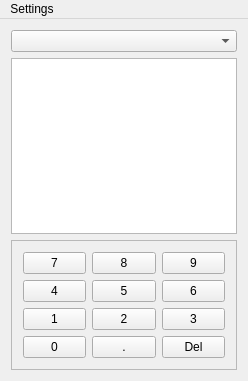
First picture: the form in mainwindow.ui, repository joaodeus/yuc, before the edit.
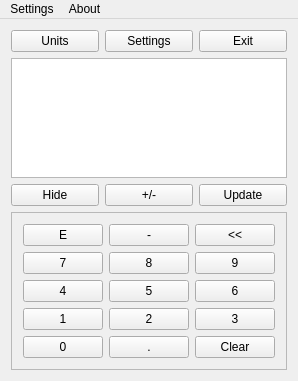
Second picture: the form after the edit.

Patch:
```diff
--- a/mainwindow.ui
+++ b/mainwindow.ui
@@ -6,7 +6,7 @@
    <rect>
     <x>0</x>
     <y>0</y>
-    <width>248</width>
+    <width>275</width>
     <height>381</height>
    </rect>
   </property>
@@ -18,11 +18,8 @@
   </property>
   <widget class="QWidget" name="centralWidget">
    <layout class="QGridLayout" name="gridLayout_2">
-    <item row="0" column="0">
-     <widget class="QComboBox" name="comboBox_categories"/>
-    </item>
-    <item row="2" column="0">
-     <widget class="QFrame" name="frame">
+    <item row="5" column="0" colspan="3">
+     <widget class="QFrame" name="frame_keypad">
       <property name="frameShape">
        <enum>QFrame::StyledPanel</enum>
       </property>
@@ -30,7 +27,7 @@
        <enum>QFrame::Raised</enum>
       </property>
       <layout class="QGridLayout" name="gridLayout">
-       <item row="3" column="0">
+       <item row="5" column="0">
         <widget class="QPushButton" name="pushButton_0">
          <property name="sizePolicy">
           <sizepolicy hsizetype="Ignored" vsizetype="Maximum">
@@ -46,23 +43,23 @@
          </property>
         </widget>
        </item>
-       <item row="1" column="1">
-        <widget class="QPushButton" name="pushButton_5">
-         <property name="sizePolicy">
-          <sizepolicy hsizetype="Ignored" vsizetype="Maximum">
-           <horstretch>0</horstretch>
-           <verstretch>0</verstretch>
-          </sizepolicy>
-         </property>
-         <property name="text">
-          <string>5</string>
-         </property>
-         <property name="shortcut">
-          <string>5</string>
-         </property>
-        </widget>
-       </item>
        <item row="3" column="1">
+        <widget class="QPushButton" name="pushButton_5">
+         <property name="sizePolicy">
+          <sizepolicy hsizetype="Ignored" vsizetype="Maximum">
+           <horstretch>0</horstretch>
+           <verstretch>0</verstretch>
+          </sizepolicy>
+         </property>
+         <property name="text">
+          <string>5</string>
+         </property>
+         <property name="shortcut">
+          <string>5</string>
+         </property>
+        </widget>
+       </item>
+       <item row="5" column="1">
         <widget class="QPushButton" name="pushButton_dot">
          <property name="sizePolicy">
           <sizepolicy hsizetype="Ignored" vsizetype="Maximum">
@@ -78,24 +75,8 @@
          </property>
         </widget>
        </item>
-       <item row="1" column="2">
-        <widget class="QPushButton" name="pushButton_6">
-         <property name="sizePolicy">
-          <sizepolicy hsizetype="Ignored" vsizetype="Maximum">
-           <horstretch>0</horstretch>
-           <verstretch>0</verstretch>
-          </sizepolicy>
-         </property>
-         <property name="text">
-          <string>6</string>
-         </property>
-         <property name="shortcut">
-          <string>6</string>
-         </property>
-        </widget>
-       </item>
        <item row="3" column="2">
-        <widget class="QPushButton" name="pushButton_del">
+        <widget class="QPushButton" name="pushButton_6">
          <property name="sizePolicy">
           <sizepolicy hsizetype="Ignored" vsizetype="Maximum">
            <horstretch>0</horstretch>
@@ -103,14 +84,14 @@
           </sizepolicy>
          </property>
          <property name="text">
-          <string>Del</string>
+          <string>6</string>
          </property>
          <property name="shortcut">
           <string>Backspace</string>
          </property>
         </widget>
        </item>
-       <item row="0" column="1">
+       <item row="2" column="1">
         <widget class="QPushButton" name="pushButton_8">
          <property name="sizePolicy">
           <sizepolicy hsizetype="Ignored" vsizetype="Maximum">
@@ -126,7 +107,7 @@
          </property>
         </widget>
        </item>
-       <item row="2" column="2">
+       <item row="4" column="2">
         <widget class="QPushButton" name="pushButton_3">
          <property name="sizePolicy">
           <sizepolicy hsizetype="Ignored" vsizetype="Maximum">
@@ -142,7 +123,7 @@
          </property>
         </widget>
        </item>
-       <item row="0" column="0">
+       <item row="2" column="0">
         <widget class="QPushButton" name="pushButton_7">
          <property name="sizePolicy">
           <sizepolicy hsizetype="Ignored" vsizetype="Maximum">
@@ -161,7 +142,7 @@
          </property>
         </widget>
        </item>
-       <item row="0" column="2">
+       <item row="2" column="2">
         <widget class="QPushButton" name="pushButton_9">
          <property name="sizePolicy">
           <sizepolicy hsizetype="Ignored" vsizetype="Maximum">
@@ -177,7 +158,7 @@
          </property>
         </widget>
        </item>
-       <item row="1" column="0">
+       <item row="3" column="0">
         <widget class="QPushButton" name="pushButton_4">
          <property name="sizePolicy">
           <sizepolicy hsizetype="Ignored" vsizetype="Maximum">
@@ -193,7 +174,7 @@
          </property>
         </widget>
        </item>
-       <item row="2" column="0">
+       <item row="4" column="0">
         <widget class="QPushButton" name="pushButton_1">
          <property name="sizePolicy">
           <sizepolicy hsizetype="Ignored" vsizetype="Maximum">
@@ -209,7 +190,7 @@
          </property>
         </widget>
        </item>
-       <item row="2" column="1">
+       <item row="4" column="1">
         <widget class="QPushButton" name="pushButton_2">
          <property name="sizePolicy">
           <sizepolicy hsizetype="Ignored" vsizetype="Maximum">
@@ -225,11 +206,127 @@
          </property>
         </widget>
        </item>
+       <item row="1" column="0">
+        <widget class="QPushButton" name="pushButton_E">
+         <property name="text">
+          <string>E</string>
+         </property>
+         <property name="shortcut">
+          <string>E</string>
+         </property>
+        </widget>
+       </item>
+       <item row="1" column="1">
+        <widget class="QPushButton" name="pushButton_minus">
+         <property name="text">
+          <string>-</string>
+         </property>
+         <property name="shortcut">
+          <string>-</string>
+         </property>
+        </widget>
+       </item>
+       <item row="1" column="2">
+        <widget class="QPushButton" name="pushButton_del">
+         <property name="sizePolicy">
+          <sizepolicy hsizetype="Ignored" vsizetype="Maximum">
+           <horstretch>0</horstretch>
+           <verstretch>0</verstretch>
+          </sizepolicy>
+         </property>
+         <property name="text">
+          <string>&lt;&lt;</string>
+         </property>
+         <property name="shortcut">
+          <string>Backspace</string>
+         </property>
+        </widget>
+       </item>
+       <item row="5" column="2">
+        <widget class="QPushButton" name="pushButton_clear">
+         <property name="text">
+          <string>Clear</string>
+         </property>
+         <property name="shortcut">
+          <string>C</string>
+         </property>
+        </widget>
+       </item>
       </layout>
      </widget>
     </item>
-    <item row="1" column="0">
-     <widget class="QTableWidget" name="tableWidget_units_results"/>
+    <item row="3" column="0" colspan="3">
+     <widget class="QTableWidget" name="tableWidget_units_results">
+      <property name="horizontalScrollBarPolicy">
+       <enum>Qt::ScrollBarAlwaysOff</enum>
+      </property>
+      <property name="sortingEnabled">
+       <bool>true</bool>
+      </property>
+     </widget>
+    </item>
+    <item row="0" column="0">
+     <widget class="QPushButton" name="pushButton_categories">
+      <property name="sizePolicy">
+       <sizepolicy hsizetype="Minimum" vsizetype="Fixed">
+        <horstretch>0</horstretch>
+        <verstretch>0</verstretch>
+       </sizepolicy>
+      </property>
+      <property name="text">
+       <string>Units</string>
+      </property>
+      <property name="shortcut">
+       <string>U</string>
+      </property>
+     </widget>
+    </item>
+    <item row="4" column="1">
+     <widget class="QPushButton" name="pushButton_plus_minus">
+      <property name="text">
+       <string>+/-</string>
+      </property>
+      <property name="shortcut">
+       <string>+</string>
+      </property>
+     </widget>
+    </item>
+    <item row="4" column="2">
+     <widget class="QPushButton" name="pushButton_update">
+      <property name="text">
+       <string>Update</string>
+      </property>
+      <property name="shortcut">
+       <string>F5</string>
+      </property>
+     </widget>
+    </item>
+    <item row="4" column="0">
+     <widget class="QPushButton" name="pushButton_show_hide">
+      <property name="text">
+       <string>Hide</string>
+      </property>
+      <property name="shortcut">
+       <string>H</string>
+      </property>
+     </widget>
+    </item>
+    <item row="0" column="1">
+     <widget class="QPushButton" name="pushButton_settings">
+      <property name="text">
+       <string>Settings</string>
+      </property>
+      <property name="shortcut">
+       <string>S</string>
+      </property>
+     </widget>
+    </item>
+    <item row="0" column="2">
+     <widget class="QPushButton" name="pushButton_exit">
+      <property name="text">
+       <string>Exit</string>
+      </property>
+     </widget>
     </item>
    </layout>
   </widget>
@@ -238,17 +335,25 @@
     <rect>
      <x>0</x>
      <y>0</y>
-     <width>248</width>
+     <width>275</width>
      <height>21</height>
     </rect>
    </property>
-   <widget class="QMenu" name="menuSettings">
+   <widget class="QMenu" name="menuSettings_2">
     <property name="title">
      <string>Settings</string>
     </property>
     <addaction name="actionEdit"/>
    </widget>
-   <addaction name="menuSettings"/>
+   <widget class="QMenu" name="menuAbout">
+    <property name="title">
+     <string>About</string>
+    </property>
+    <addaction name="actionHelp"/>
+    <addaction name="actionAbout"/>
+   </widget>
+   <addaction name="menuSettings_2"/>
+   <addaction name="menuAbout"/>
   </widget>
   <action name="actionEdit">
    <property name="text">
```
Left out of the diff: 53 changed lines with no effect on the pictures.
